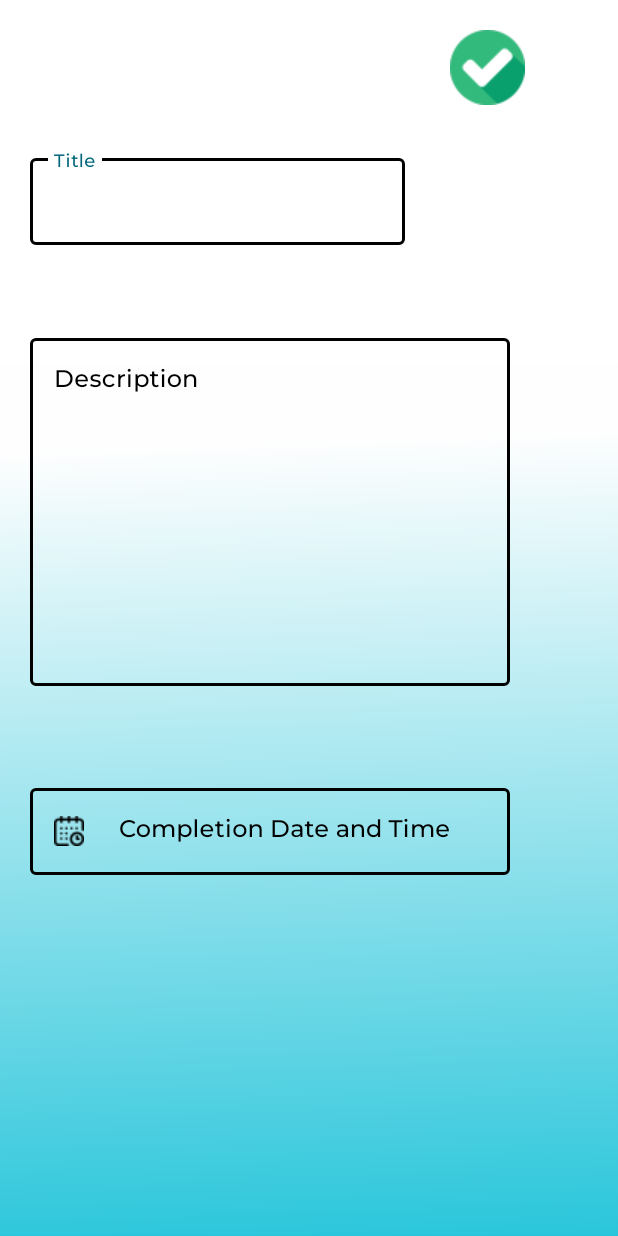
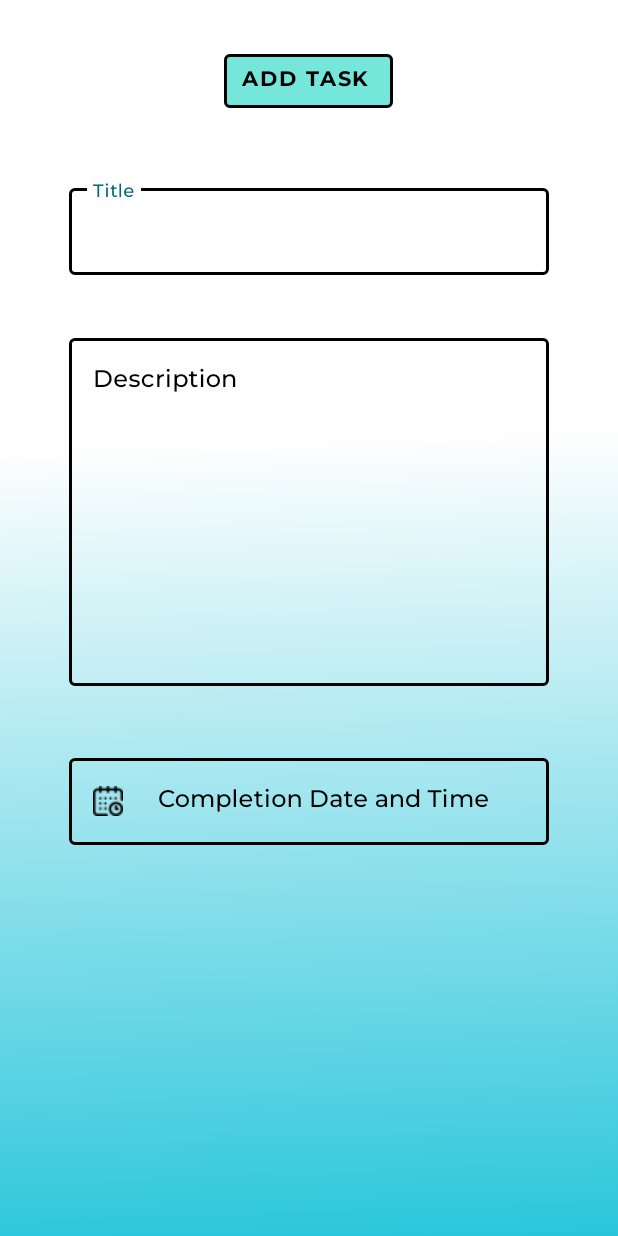
Before and after one commit to Vinayakbora/ToDoApp, an Android app: the layout fragment_task.xml on its own in the app's theme, with its tools: preview values and no code run, on a phone screen of 412 x 824 dp. Run offline under Robolectric (Android 15) with nearby library versions, the phone set to English and light mode, and no system bars.

Commit message:
Made Changes to App UI

```diff
--- a/app/src/main/res/layout/fragment_task.xml
+++ b/app/src/main/res/layout/fragment_task.xml
@@ -9,23 +9,26 @@
     android:layout_height="match_parent"
     tools:context=".ui.home.fragment.TaskFragment">
 
-    <ImageView
+    <com.google.android.material.button.MaterialButton
         android:id="@+id/doneBtn"
+        style="@style/Button.Done"
         android:layout_width="wrap_content"
         android:layout_height="wrap_content"
-        android:layout_marginStart="300dp"
-        android:layout_marginTop="20dp"
-        android:contentDescription="@string/done_button"
-        android:src="@drawable/done"
-        tools:ignore="ImageContrastCheck,RedundantDescriptionCheck" />
+        android:layout_marginTop="30dp"
+        android:layout_gravity="center_horizontal"
+        app:strokeColor="@color/black"
+        app:strokeWidth="2dp"
+        android:backgroundTint="@color/blue_green"
+        android:text="@string/Add"
+        android:textAllCaps="false" />
 
     <com.google.android.material.textfield.TextInputLayout
         android:id="@+id/title"
         style="@style/Widget.MaterialComponents.TextInputLayout.OutlinedBox"
-        android:layout_width="250dp"
+        android:layout_width="320dp"
         android:layout_height="wrap_content"
-        android:layout_marginTop="100dp"
-        android:layout_marginStart="20dp"
+        android:layout_marginTop="120dp"
+        android:layout_gravity="center_horizontal"
         android:textColorHint="#000000">
 
         <com.google.android.material.textfield.TextInputEditText
@@ -47,9 +50,8 @@
         style="@style/Widget.MaterialComponents.TextInputLayout.OutlinedBox"
         android:layout_width="320dp"
         android:layout_height="wrap_content"
-        android:layout_marginStart="20dp"
         android:layout_marginTop="220dp"
-        android:layout_marginEnd="106dp"
+        android:layout_gravity="center_horizontal"
         android:textColorHint="#000000">
 
         <com.google.android.material.textfield.TextInputEditText
@@ -66,15 +68,13 @@
 
     </com.google.android.material.textfield.TextInputLayout>
 
-
     <com.google.android.material.textfield.TextInputLayout
         android:id="@+id/date_of_completion"
         style="@style/Widget.MaterialComponents.TextInputLayout.OutlinedBox"
         android:layout_width="320dp"
         android:layout_height="wrap_content"
-        android:layout_marginStart="20dp"
-        android:layout_marginTop="520dp"
-        android:layout_marginEnd="104dp"
+        android:layout_gravity="center_horizontal"
+        android:layout_marginTop="500dp"
         app:layout_constraintEnd_toEndOf="parent"
         android:textAlignment="center"
         app:layout_constraintStart_toStartOf="parent"
--- a/app/src/main/res/values/strings.xml
+++ b/app/src/main/res/values/strings.xml
@@ -34,4 +34,5 @@
     <string name="title_activity_demo_compose">DemoCompose</string>
     <string name="toolbarTitle">Username</string>
     <string name="sort">sort</string>
+    <string name="Add">ADD TASK</string>
 </resources>
--- a/app/src/main/res/values/themes.xml
+++ b/app/src/main/res/values/themes.xml
@@ -54,4 +54,10 @@
         <item name="android:textColor">@color/black</item>
     </style>
 
+    <style name="Button.Done" parent="Widget.MaterialComponents.Button.OutlinedButton.Icon">
+        <item name="android:textStyle">bold</item>
+        <item name="android:fontFamily">@font/montserrat_bold_italic</item>
+        <item name="android:textColor">@color/black</item>
+    </style>
+
 </resources>
```
Also changed, not shown: app/src/main/res/drawable/done.png (deleted).
